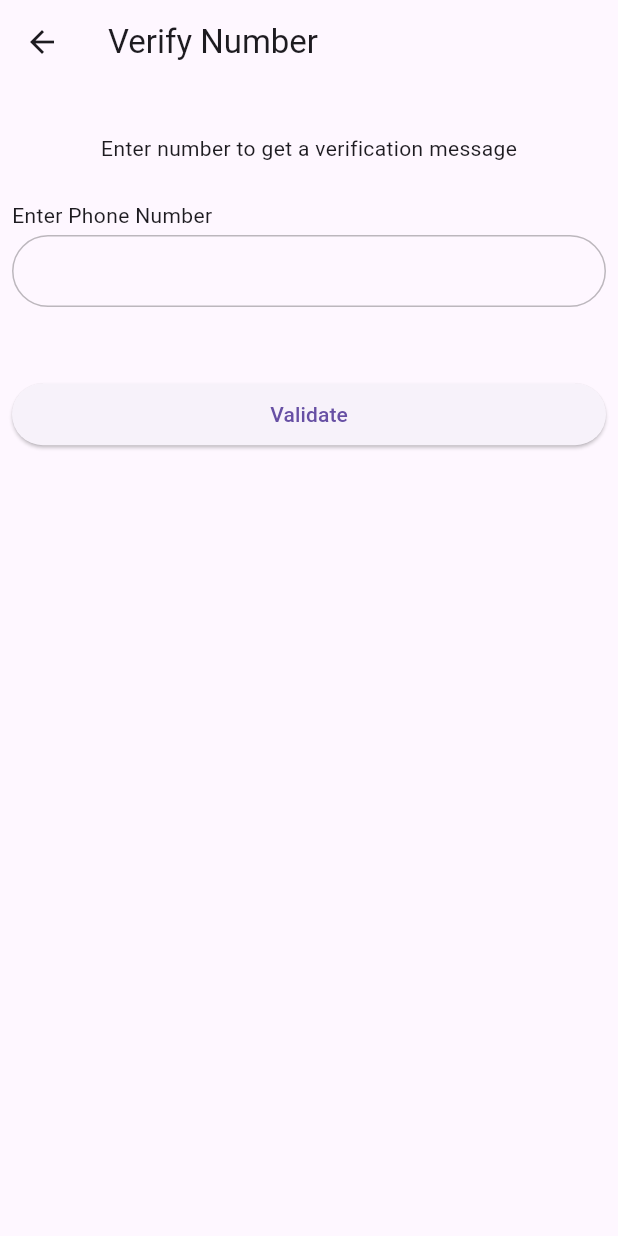
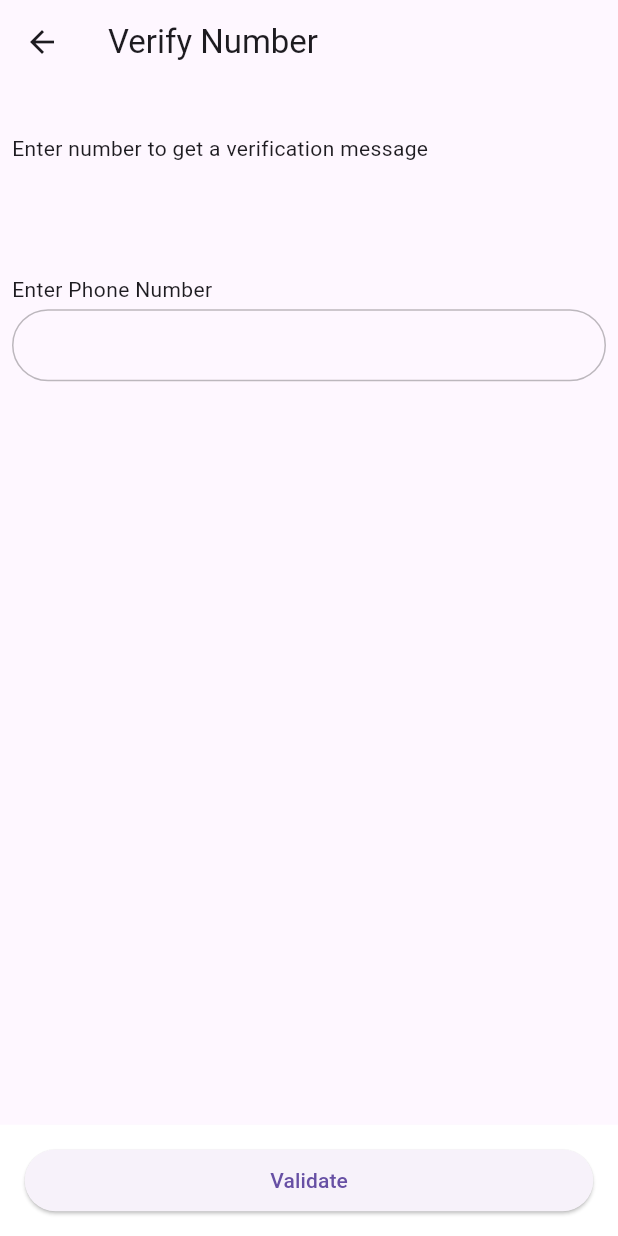
Before and after one commit to jerrito/contact, a Flutter app: the PhoneNumberPage screen opened directly, on a phone screen of 412 x 824 dp. Run offline on Flutter 3.47's test engine with Material 3 defaults, Android fonts, the phone set to English and light mode, and no system bars; drawn by our look-alikes of oktoast; our stand-ins replace bloc, cloud_firestore, dartz, equatable, firebase_auth, firebase_core and 2 more; missing offline and left inert: data_connection_checker_nulls, firebase_app_check; accounts and stored records are empty.

Commit message:
phoneNumberEvent update

```diff
--- a/lib/connection_page.dart
+++ b/lib/connection_page.dart
@@ -22,7 +22,7 @@ class _ConnectionPageState extends State<ConnectionPage> {
             onPressed: () {
              Navigator.push(context, PageRouteBuilder(
                   pageBuilder: (context, animation, secondary) =>
-                      const SignupPage(),
+                      const PhoneNumberPage(),
                   transitionsBuilder: (context, animation, secondary, child) {
                     var begin = const Offset(0.0, 0.1);
                     var end = Offset.zero;
--- a/lib/core/firebase/firebase.dart
+++ b/lib/core/firebase/firebase.dart
@@ -70,11 +70,11 @@ class FirebaseService {
 
   _onVerificationCompleted(PhoneAuthCredential authCredential) async {}
 
-  _onVerificationFailed(FirebaseAuthException exception) {}
+  _onVerificationFailed(FirebaseAuthException exception) async{}
 
-  _onCodeSent(String verificationId, int? forceResendingToken) {}
+  _onCodeSent(String verificationId, int? forceResendingToken) async{}
 
-  _onCodeTimeout(String timeout) {
+  _onCodeTimeout(String timeout) async{
     return null;
   }
 }
--- a/lib/core/firebase/firebase_app_check.dart
+++ b/lib/core/firebase/firebase_app_check.dart
@@ -1,5 +1,4 @@
 import 'package:firebase_app_check/firebase_app_check.dart';
-import 'package:flutter/foundation.dart';
 class FirebaseAppCheckHelper {
   FirebaseAppCheckHelper._();
 
--- a/lib/main.dart
+++ b/lib/main.dart
@@ -2,7 +2,6 @@ import 'package:flutter/material.dart';
 import 'package:flutter/services.dart';
 import 'package:house_rental/connection_page.dart';
 import 'package:firebase_core/firebase_core.dart';
-import 'package:house_rental/core/firebase/firebase_app_check.dart';
 import 'package:oktoast/oktoast.dart';
 import './firebase_options.dart';
 import './locator.dart';
--- a/lib/src/authentication/domain/repositories/authentication_repository.dart
+++ b/lib/src/authentication/domain/repositories/authentication_repository.dart
@@ -1,5 +1,4 @@
 import 'package:cloud_firestore/cloud_firestore.dart';
-import 'package:house_rental/src/authentication/data/models/user_model.dart';
 import 'package:dartz/dartz.dart';
 // data/repository/authentication_repository.dart
 import 'package:firebase_auth/firebase_auth.dart' as auth;
--- a/lib/src/authentication/presentation/bloc/authentication_event.dart
+++ b/lib/src/authentication/presentation/bloc/authentication_event.dart
@@ -8,7 +8,7 @@ abstract class AuthenticationEvent extends Equatable {
 }
 
 final class SignupEvent extends AuthenticationEvent {
-  final Map<String,dynamic> users;
+  final Map<String, dynamic> users;
 
   const SignupEvent({required this.users});
 }
@@ -26,19 +26,28 @@ final class SignupErrorEvent extends AuthenticationEvent {
   const SignupErrorEvent({required this.error});
 }
 
+final class PhoneNumberErrorEvent extends AuthenticationEvent {
+  final String error;
+  const PhoneNumberErrorEvent({required this.error});
+}
+
 final class PhoneNumberEvent extends AuthenticationEvent {
   final String phoneNumber;
 
- const PhoneNumberEvent({required this.phoneNumber});
+  const PhoneNumberEvent({required this.phoneNumber});
 }
 
 final class CodeSentEvent extends AuthenticationEvent {
   final String verificationId;
   final int forceResendingToken;
-  final UserModel users;
 
-  const CodeSentEvent(
-      {required this.forceResendingToken,
-      required this.verificationId,
-      required this.users});
+  const CodeSentEvent({
+    required this.forceResendingToken,
+    required this.verificationId,
+  });
 }
+
+final class VerificationCompleteEvent extends AuthenticationEvent {
+  final auth.PhoneAuthCredential phoneAuthCredential;
+  const VerificationCompleteEvent({required this.phoneAuthCredential});
+}
--- a/lib/src/authentication/presentation/pages/phone_number_page.dart
+++ b/lib/src/authentication/presentation/pages/phone_number_page.dart
@@ -2,10 +2,10 @@ import 'package:firebase_auth/firebase_auth.dart';
 import 'package:flutter/material.dart';
 import 'package:flutter_bloc/flutter_bloc.dart';
 import 'package:house_rental/core/spacing/whitspacing.dart';
+import 'package:house_rental/core/widgets/bottom_sheet.dart';
 import 'package:house_rental/locator.dart';
 import 'package:house_rental/src/authentication/presentation/bloc/authentication_bloc.dart';
 import 'package:house_rental/src/authentication/presentation/pages/otp_page.dart';
-import 'package:house_rental/src/authentication/presentation/widgets/default_button.dart';
 import 'package:house_rental/src/authentication/presentation/widgets/default_textfield.dart';
 
 class PhoneNumberPage extends StatefulWidget {
@@ -22,25 +22,7 @@ class _PhoneNumberPageState extends State<PhoneNumberPage> {
   Widget build(BuildContext context) {
     return Scaffold(
         appBar: AppBar(title: const Text("Verify Number")),
-        body: Padding(
-          padding: const EdgeInsets.all(8.0),
-          child: Column(children: [
-
-            Space().height(context, 0.030),
-
-            const Text("Enter number to get a verification message"),
-
-           Space().height(context, 0.030),
-
-
-            DefaultTextfield(
-              controller: phoneNumberController,
-              label: "Enter Phone Number",
-            ),
-
-             Space().height(context, 0.030),
-
-            BlocConsumer(
+        bottomSheet: BlocConsumer(
               bloc: authBloc,
               listener: (context, state) async {
                 if (state is CodeSent) {
@@ -83,7 +65,8 @@ class _PhoneNumberPageState extends State<PhoneNumberPage> {
                   return const Center(child: CircularProgressIndicator());
                 }
 
-                return DefaultButton(
+                return bottomSheetButton(
+                  context:context,
                   label: "Validate",
                   onPressed: () {
                     authBloc.add(PhoneNumberEvent(
@@ -91,7 +74,28 @@ class _PhoneNumberPageState extends State<PhoneNumberPage> {
                   },
                 );
               },
-            )
+            ),
+        body: Padding(
+          padding: const EdgeInsets.all(8.0),
+          child: Column(
+            crossAxisAlignment: CrossAxisAlignment.start,
+            children: [
+
+            Space().height(context, 0.030),
+
+            const Text("Enter number to get a verification message",textAlign: TextAlign.start,),
+
+           Space().height(context, 0.090),
+
+
+            DefaultTextfield(
+              controller: phoneNumberController,
+              label: "Enter Phone Number",
+            ),
+
+             Space().height(context, 0.030),
+
+
           ]),
         ));
   }
--- a/lib/src/authentication/presentation/widgets/default_button.dart
+++ b/lib/src/authentication/presentation/widgets/default_button.dart
@@ -1,4 +1,3 @@
-import 'package:flutter/foundation.dart';
 import 'package:flutter/material.dart';
 import 'package:house_rental/core/size/sizes.dart';
 
--- a/lib/src/authentication/presentation/widgets/default_textfield.dart
+++ b/lib/src/authentication/presentation/widgets/default_textfield.dart
@@ -43,7 +43,7 @@ class DefaultTextfield extends StatelessWidget {
                 ),
                 enabledBorder: OutlineInputBorder(
                    borderRadius: BorderRadius.circular(Sizes().height(context,0.04)),
-                  borderSide: BorderSide(color: Colors.black26),
+                  borderSide: const BorderSide(color: Colors.black26),
                 ),
                 errorBorder: OutlineInputBorder(
                    borderRadius: BorderRadius.circular(Sizes().height(context,0.04)),
```
Also changed, not shown: lib/src/authentication/presentation/bloc/authentication_bloc.dart (+31 -7 lines), lib/src/authentication/presentation/pages/signup_page.dart (+0 -7 lines).
